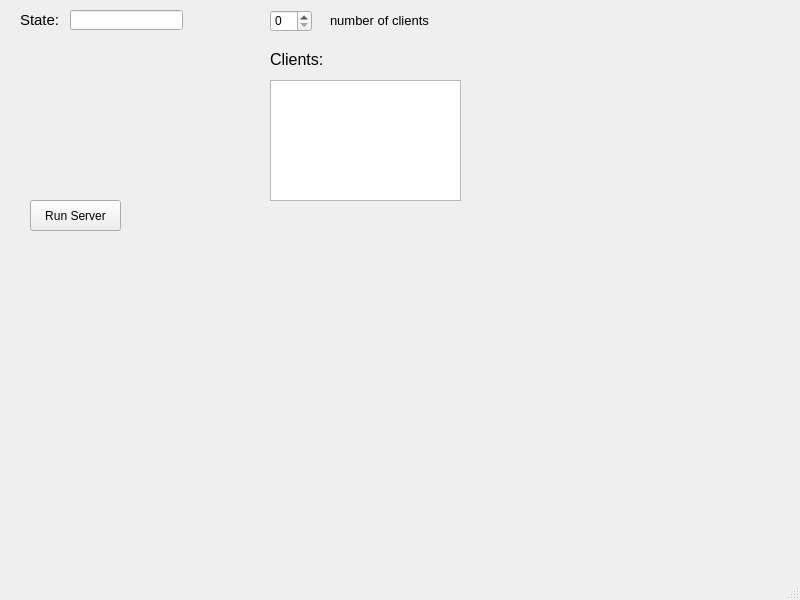
Qt form runner/runner/mainwindow.ui (senoron/Lab_11_OS) before a commit.
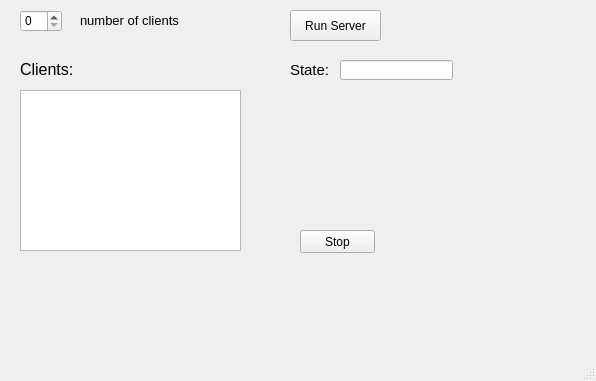
The same form after that commit.

Commit message: Button stop added

What changed in the file:
```diff
--- a/runner/runner/mainwindow.ui
+++ b/runner/runner/mainwindow.ui
@@ -6,8 +6,8 @@
    <rect>
     <x>0</x>
     <y>0</y>
-    <width>800</width>
-    <height>600</height>
+    <width>596</width>
+    <height>381</height>
    </rect>
   </property>
   <property name="windowTitle">
@@ -17,8 +17,8 @@
    <widget class="QLabel" name="label">
     <property name="geometry">
      <rect>
-      <x>20</x>
-      <y>10</y>
+      <x>290</x>
+      <y>60</y>
       <width>51</width>
       <height>21</height>
      </rect>
@@ -30,8 +30,8 @@
    <widget class="QLineEdit" name="lineEdit_state">
     <property name="geometry">
      <rect>
-      <x>70</x>
-      <y>10</y>
+      <x>340</x>
+      <y>60</y>
       <width>113</width>
       <height>20</height>
      </rect>
@@ -40,7 +40,7 @@
    <widget class="QSpinBox" name="spinBox_clients">
     <property name="geometry">
      <rect>
-      <x>270</x>
+      <x>20</x>
       <y>10</y>
       <width>42</width>
       <height>22</height>
@@ -50,7 +50,7 @@
    <widget class="QLabel" name="label_2">
     <property name="geometry">
      <rect>
-      <x>330</x>
+      <x>80</x>
       <y>10</y>
       <width>111</width>
       <height>21</height>
@@ -63,8 +63,8 @@
    <widget class="QLabel" name="label_clients">
     <property name="geometry">
      <rect>
-      <x>270</x>
-      <y>50</y>
+      <x>20</x>
+      <y>60</y>
       <width>71</width>
       <height>16</height>
      </rect>
@@ -76,18 +76,18 @@
    <widget class="QTextEdit" name="textEdit_clients">
     <property name="geometry">
      <rect>
-      <x>270</x>
-      <y>80</y>
-      <width>191</width>
-      <height>121</height>
+      <x>20</x>
+      <y>90</y>
+      <width>221</width>
+      <height>161</height>
      </rect>
     </property>
    </widget>
    <widget class="QPushButton" name="pushButton_run_serveer">
     <property name="geometry">
      <rect>
-      <x>30</x>
-      <y>200</y>
+      <x>290</x>
+      <y>10</y>
       <width>91</width>
       <height>31</height>
      </rect>
@@ -96,6 +96,19 @@
      <string>Run Server</string>
     </property>
    </widget>
+   <widget class="QPushButton" name="pushButton_stop">
+    <property name="geometry">
+     <rect>
+      <x>300</x>
+      <y>230</y>
+      <width>75</width>
+      <height>23</height>
+     </rect>
+    </property>
+    <property name="text">
+     <string>Stop</string>
+    </property>
+   </widget>
   </widget>
   <widget class="QMenuBar" name="menubar">
    <property name="geometry">
```
Left out of the diff: 2 changed lines with no effect on the pictures.
